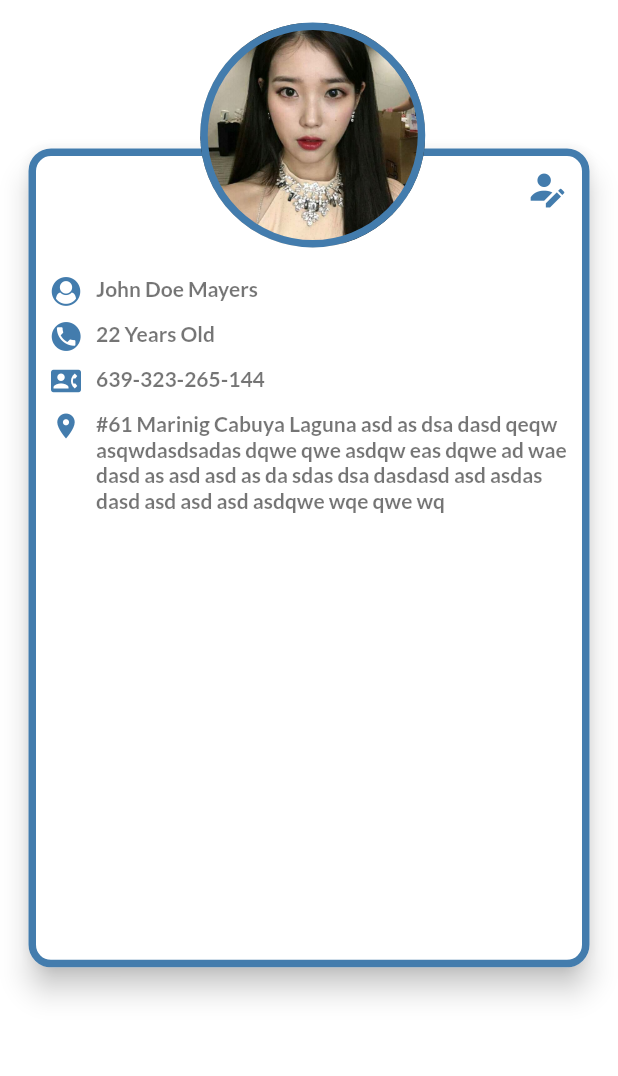
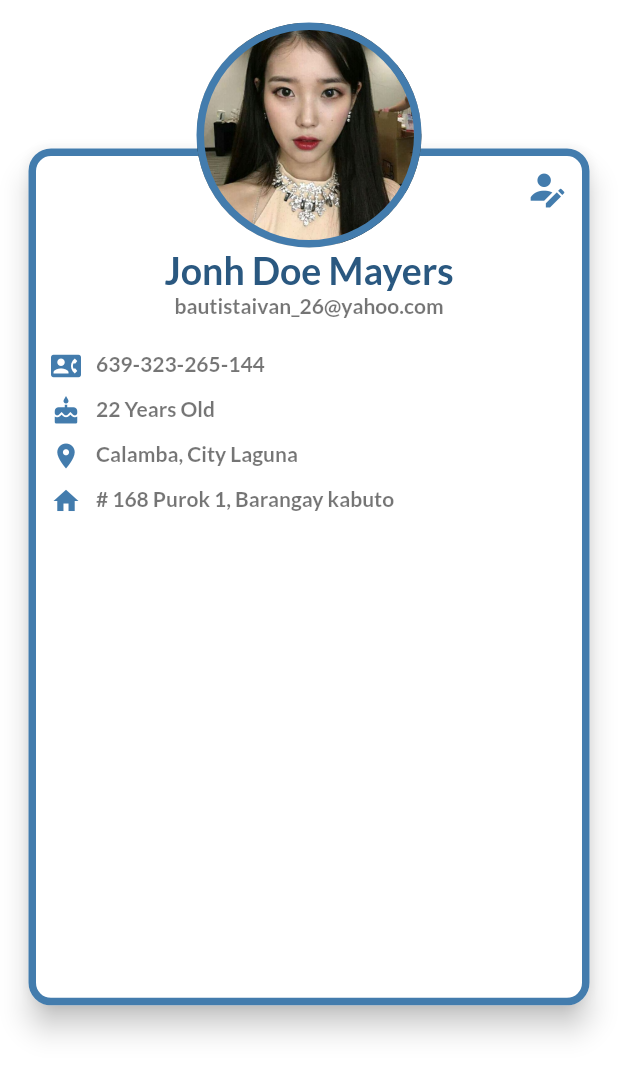
Before and after one commit to responilla07/Mobile-Queuing-System-and-Tracker-with-QR-Code, a Flutter app: the ProfilePage screen opened directly, on a phone screen of 412 x 824 dp. Shown: the top 1076 px of the screen. Run offline on Flutter 3.47's test engine with Material 2 defaults, Android fonts, the phone set to English and light mode, and no system bars; our stand-ins replace cached_network_image, cloud_firestore, firebase_core, firebase_storage, image_picker, toast; accounts and stored records are empty.

Commit message:
feat: Added edit profile
Added edit profile on the card. Changed the Icon in the card if "edit" profile is selected

```diff
--- a/lib/Pages/ProfilePage.dart
+++ b/lib/Pages/ProfilePage.dart
@@ -1,5 +1,6 @@
 import 'package:flutter/material.dart';
 import 'package:queuing_system/Presentation/custom_icons_icons.dart';
+import 'package:queuing_system/SubPages/EditProfile.dart';
 import 'package:queuing_system/Variables/color.dart';
 import 'package:queuing_system/Variables/size.dart';
 import 'package:queuing_system/Widgets/ProfileDetails.dart';
@@ -10,6 +11,8 @@ class ProfilePage extends StatefulWidget {
 }
 
 class _ProfilePageState extends State<ProfilePage> {
+  bool editpro = true;
+
   @override
   Widget build(BuildContext context) {
     return Scaffold(
@@ -25,7 +28,7 @@ class _ProfilePageState extends State<ProfilePage> {
                 Stack(
                   alignment: Alignment.center,
                   children: [
-                    Container(height: PhoneSize(context).height/1.3,),
+                    Container(height: PhoneSize(context).height / 1.25),
                     Positioned(
                       top: 80,
                       left: 0,
@@ -46,22 +49,81 @@ class _ProfilePageState extends State<ProfilePage> {
                           ),
                           padding: EdgeInsets.all(10),
                           child: Column(
+                            children: [
+                              Visibility(
+                                visible: !editpro,
+                                child: Column(
+                                  children: [
+                                    SizedBox(height: 30),
+                                    EditProfile(
+                                      text: 'Full Name',
+                                      initialValue: 'John Doe Mayers',
+                                      icon: Icon(CustomIcons.profile),
+                                    ),
+                                    SizedBox(height: 10),
+                                    EditProfile(
+                                      text: 'Email',
+                                      initialValue: 'bautistaivan_26@yahoo.com',
+                                      icon: Icon(Icons.mail),
+                                    ),
+                                    SizedBox(height: 10),
+                                    EditProfile(
+                                      text: 'Contact',
+                                      initialValue: '639-323-265-144',
+                                      icon: Icon(Icons.contact_phone),
+                                    ),
+                                    SizedBox(height: 10),
+                                    EditProfile(
+                                      text: 'Age',
+                                      initialValue: '22 Years Old',
+                                      icon: Icon(Icons.cake),
+                                    ),
+                                    SizedBox(height: 10),
+                                    EditProfile(
+                                      text: 'City Address',
+                                      initialValue: 'Calamba, City Laguna',
+                                      icon: Icon(Icons.location_on),
+                                    ),
+                                    SizedBox(height: 10),
+                                    EditProfile(
+                                      text: 'Street Address',
+                                      initialValue:
+                                          '# 168 Purok 1, Barangay kabuto',
+                                      icon: Icon(Icons.home),
+                                    ),
+                                  ],
+                                ),
+                              ),
+                              Visibility(
+                                visible: editpro,
+                                child: Column(
                                   crossAxisAlignment: CrossAxisAlignment.start,
                                   children: [
                                     SizedBox(height: 70),
-                              ProfileDetails(icon: CustomIcons.profile, text: 'John Doe Mayers',color: Colors.grey,),
-
+                                    SizedBox(height: 50),
+                                    ProfileDetails(
+                                        icon: Icons.contact_phone,
+                                        text: '639-323-265-144',
+                                        color: Colors.grey),
                                     SizedBox(height: 10),
-                              ProfileDetails( icon: CustomIcons.contact,text: '22 Years Old',color: Colors.grey,),
-
-                              SizedBox(height: 10),
-                              ProfileDetails(icon: Icons.contact_phone,text: '639-323-265-144', color: Colors.grey,),
-
+                                    ProfileDetails(
+                                        icon: Icons.cake,
+                                        text: '22 Years Old',
+                                        color: Colors.grey),
                                     SizedBox(height: 10),
                                     ProfileDetails(
                                       icon: Icons.location_on,
-                                text: '#61 Marinig Cabuya Laguna asd as dsa dasd qeqw asqwdasdsadas dqwe qwe asdqw eas dqwe ad wae dasd as asd asd as da sdas dsa dasdasd asd asdas dasd asd asd asd asdqwe wqe qwe wq',
+                                      text: 'Calamba, City Laguna',
                                       color: Colors.grey,
+                                    ),
+                                    SizedBox(height: 10),
+                                    ProfileDetails(
+                                      icon: Icons.home,
+                                      text: '# 168 Purok 1, Barangay kabuto',
+                                      color: Colors.grey,
+                                    ),
+                                  ],
+                                ),
                               ),
                             ],
                           ),
@@ -69,16 +131,50 @@ class _ProfilePageState extends State<ProfilePage> {
                       ),
                     ),
                     Positioned(
+                      top: 150,
+                      child: Visibility(
+                        visible: editpro,
+                        child: Column(
+                          children: [
+                            Text(
+                              'Jonh Doe Mayers',
+                              style: TextStyle(
+                                  fontWeight: FontWeight.bold, fontSize: 25),
+                            ),
+                            Text('bautistaivan_26@yahoo.com',
+                                style: TextStyle(color: Colors.black54)),
+                          ],
+                        ),
+                      ),
+                    ),
+                    Positioned(
                       right: 20,
                       top: 100,
+                      child: GestureDetector(
+                        onTap: () {
+                          setState(() {
+                            if (editpro == false) {
+                              editpro = true;
+                            } else {
+                              editpro = false;
+                            }
+                          });
+                        },
                         child: Icon(
-                        CustomIcons.edit_profile,
+                          editpro ? CustomIcons.edit_profile : Icons.save,
                           color: secondaryColor,
+                        ),
                       ),
                     ),
                     Positioned(
                       top: 0,
-                      child: Container(
+                      child: Stack(
+                        children: [
+                          Container(
+                            height: 160,
+                            width: 160,
+                          ),
+                          Container(
                             margin: EdgeInsets.only(left: 5),
                             width: 150.0,
                             height: 150.0,
@@ -87,20 +183,33 @@ class _ProfilePageState extends State<ProfilePage> {
                                 color: secondaryColor,
                                 width: 5,
                               ),
-                          // boxShadow: [
-                          //   BoxShadow(
-                          //     color: Colors.grey.withOpacity(0.8),
-                          //     spreadRadius: 2,
-                          //     blurRadius: 5,
-                          //     offset: Offset(0, 3),
-                          //   ),
-                          // ],
                               shape: BoxShape.circle,
                               image: new DecorationImage(
                                 fit: BoxFit.fill,
                                 image: AssetImage('assets/IU.jpg'),
                               ),
                             ),
+                          ),
+                          Visibility(
+                            visible: !editpro,
+                            child: Positioned(
+                              bottom: 0,
+                              right: 0,
+                              child: RawMaterialButton(
+                                onPressed: () {},
+                                elevation: 2.0,
+                                fillColor: primaryColor,
+                                child: Icon(
+                                  Icons.create,
+                                  size: 10.0,
+                                  color: Colors.white,
+                                ),
+                                padding: EdgeInsets.all(15.0),
+                                shape: CircleBorder(),
+                              ),
+                            ),
+                          ),
+                        ],
                       ),
                     ),
                   ],
@@ -113,3 +222,40 @@ class _ProfilePageState extends State<ProfilePage> {
     );
   }
 }
+
+class EditProfile extends StatelessWidget {
+  const EditProfile({
+    Key key,
+    @required this.text,
+    @required this.initialValue,
+    @required this.icon,
+  }) : super(key: key);
+
+  final String text;
+  final String initialValue;
+  final Icon icon;
+
+  @override
+  Widget build(BuildContext context) {
+    return Container(
+      child: Column(
+        crossAxisAlignment: CrossAxisAlignment.start,
+        children: [
+          Padding(
+            padding: const EdgeInsets.only(left: 11.0),
+            child: Text('$text'),
+          ),
+          Container(
+            height: 35,
+            child: TextFormField(
+              initialValue: '$initialValue',
+              decoration: new InputDecoration(
+                  prefixIcon: icon,
+                  labelStyle: new TextStyle(color: const Color(0xFF424242))),
+            ),
+          ),
+        ],
+      ),
+    );
+  }
+}
```
Lines whose indentation alone changed are shown as unchanged.
